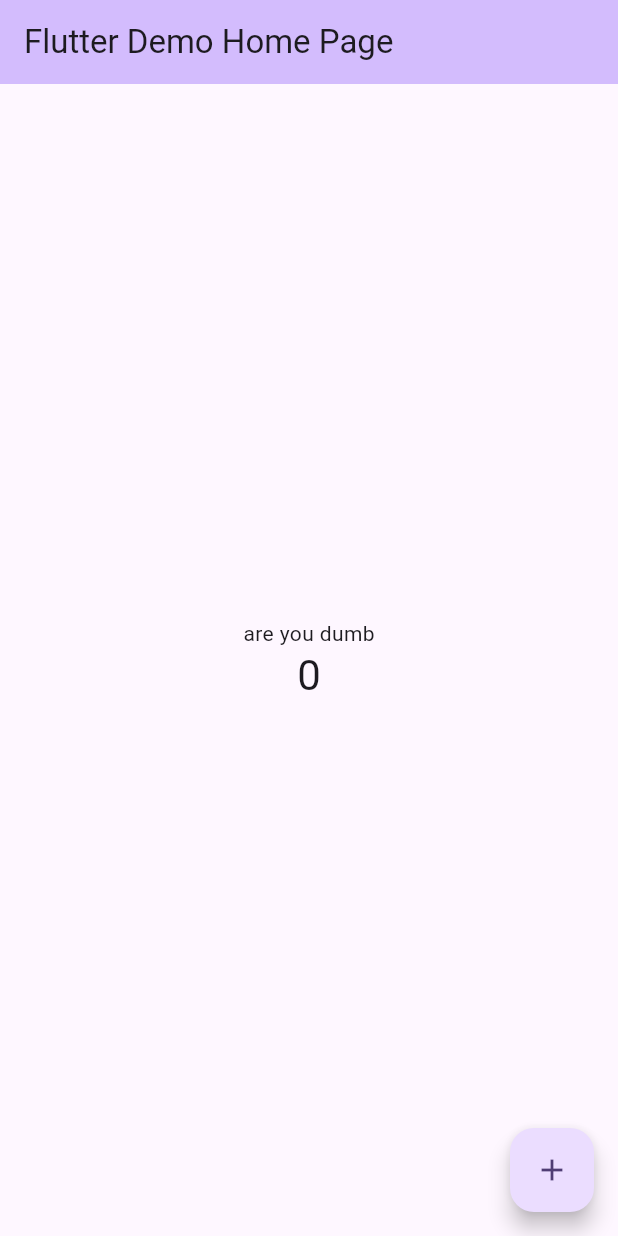
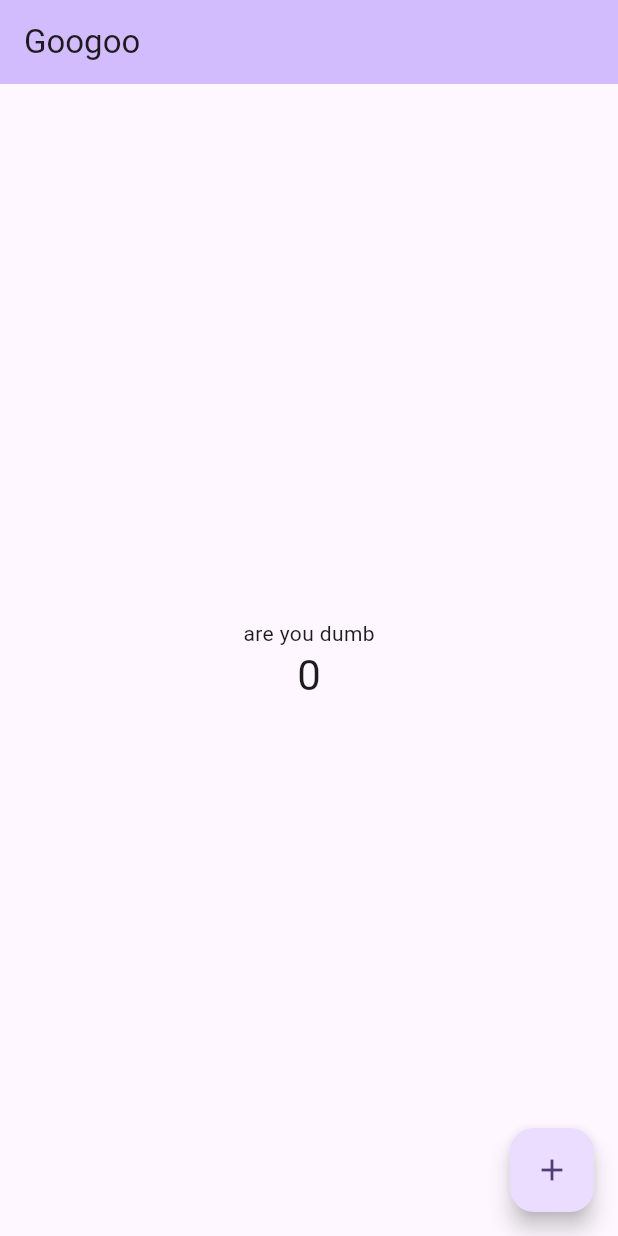
Before and after one commit to Youssef-T-Moustafa/CulinAI, a Flutter app: the screen it shows after launch, on a phone screen of 412 x 824 dp. Run offline on Flutter 3.47's test engine with Material 3 defaults, Android fonts, the phone set to English and light mode, and no system bars.

Commit message:
Testing app

```diff
--- a/culinai_app/lib/main.dart
+++ b/culinai_app/lib/main.dart
@@ -11,7 +11,7 @@ class MyApp extends StatelessWidget {
   @override
   Widget build(BuildContext context) {
     return MaterialApp(
-      title: 'Flutter app',
+      title: 'CulinAI',
       theme: ThemeData(
         // This is the theme of your application.
         //
@@ -31,7 +31,7 @@ class MyApp extends StatelessWidget {
         colorScheme: ColorScheme.fromSeed(seedColor: Colors.deepPurple),
         useMaterial3: true,
       ),
-      home: const MyHomePage(title: 'Flutter Demo Home Page'),
+      home: const MyHomePage(title: 'Googoo'),
     );
   }
 }
```
